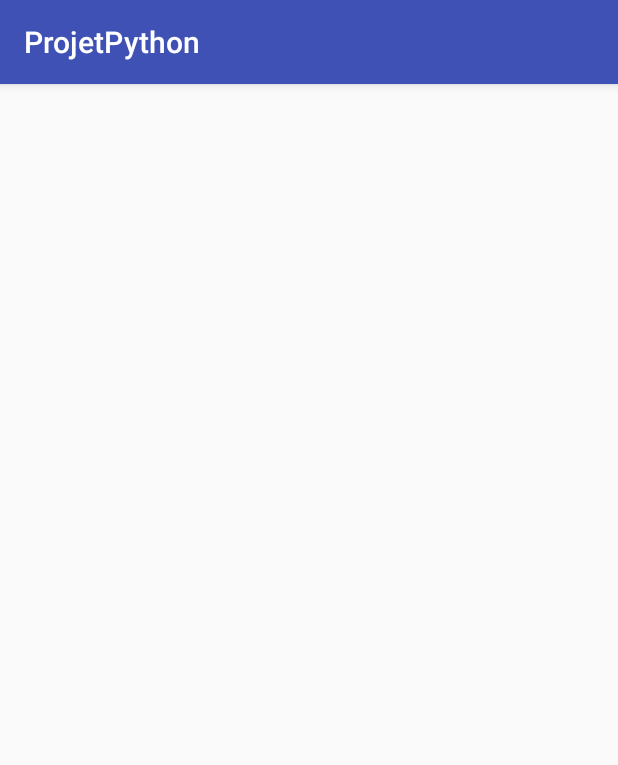
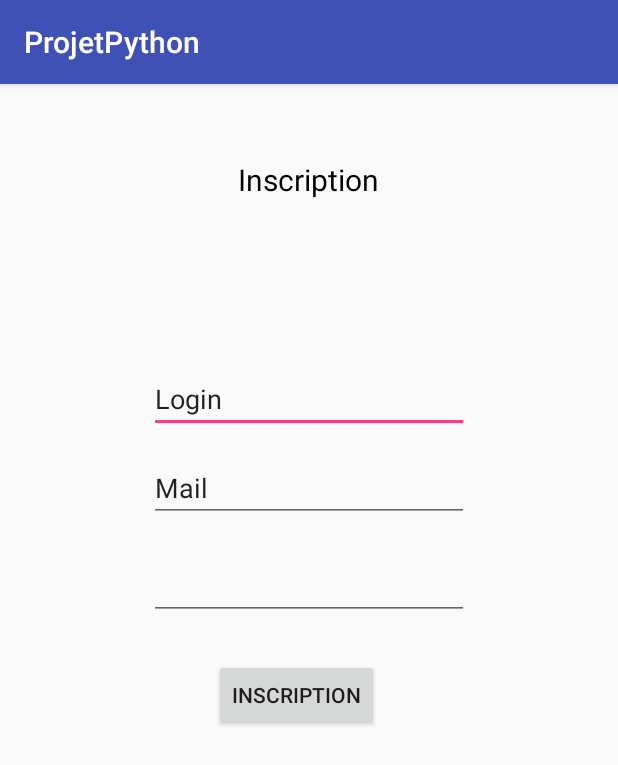
Before and after one commit to Flow94100/ProjetPython, an Android app: the InscriptionActivity screen opened directly, with no data from a screen before it, on a phone screen of 412 x 824 dp. Shown: the top 765 px of the screen. Run offline under Robolectric (Android 15) with nearby library versions, the phone set to English and light mode, and no system bars.

Commit message:
Template login et inscription

```diff
--- a/app/src/main/java/com/example/frozotte/projetpython/InscriptionActivity.java
+++ b/app/src/main/java/com/example/frozotte/projetpython/InscriptionActivity.java
@@ -2,14 +2,41 @@ package com.example.frozotte.projetpython;
 
 import android.support.v7.app.AppCompatActivity;
 import android.os.Bundle;
+import android.view.View;
 import android.widget.Button;
+import android.widget.TextView;
 
 public class InscriptionActivity extends AppCompatActivity {
+
+    TextView txtLog;
+    TextView txtMail;
+    TextView txtMdp;
+    Button btnInscri;
 
     @Override
     protected void onCreate(Bundle savedInstanceState) {
         super.onCreate(savedInstanceState);
         setContentView(R.layout.activity_inscription);
 
+        txtLog = (TextView)findViewById(R.id.txtLog);
+        txtMail = (TextView)findViewById(R.id.txtMail);
+        txtMdp = (TextView)findViewById(R.id.txtMdp);
+        btnInscri = (Button)findViewById(R.id.btnInscri);
+
+        btnInscri.setOnClickListener(new View.OnClickListener() {
+            @Override
+            public void onClick(View v) {
+                if (txtLog.getText().toString().equals("")){
+                    txtLog.setError("Champ obligatoire !");
+                }
+                if (txtMail.getText().toString().equals("")){
+                    txtMail.setError("Champ obligatoire !");
+                }
+                if (txtMdp.getText().toString().equals("")){
+                    txtMdp.setError("Champ obligatoire !");
+                }
+            }
+        });
+
     }
 }
--- a/app/src/main/res/layout/activity_inscription.xml
+++ b/app/src/main/res/layout/activity_inscription.xml
@@ -10,4 +10,55 @@
     android:paddingTop="@dimen/activity_vertical_margin"
     tools:context="com.example.frozotte.projetpython.InscriptionActivity">
 
+    <TextView
+        android:text="Inscription"
+        android:layout_width="wrap_content"
+        android:layout_height="wrap_content"
+        android:layout_alignParentTop="true"
+        android:layout_centerHorizontal="true"
+        android:layout_marginTop="34dp"
+        android:id="@+id/textView"
+        android:textColor="@android:color/background_dark"
+        android:textSize="20sp" />
+
+    <EditText
+        android:layout_width="wrap_content"
+        android:layout_height="wrap_content"
+        android:inputType="textPersonName"
+        android:text="Login"
+        android:ems="10"
+        android:id="@+id/txtLog"
+        android:layout_below="@+id/textView"
+        android:layout_centerHorizontal="true"
+        android:layout_marginTop="110dp" />
+
+    <EditText
+        android:layout_width="wrap_content"
+        android:layout_height="wrap_content"
+        android:inputType="textPersonName"
+        android:text="Mail"
+        android:ems="10"
+        android:id="@+id/txtMail"
+        android:layout_below="@+id/txtLog"
+        android:layout_alignStart="@+id/txtLog"
+        android:layout_marginTop="14dp" />
+
+    <EditText
+        android:layout_width="wrap_content"
+        android:layout_height="wrap_content"
+        android:inputType="textPassword"
+        android:ems="10"
+        android:layout_below="@+id/txtMail"
+        android:layout_alignStart="@+id/txtMail"
+        android:layout_marginTop="20dp"
+        android:id="@+id/txtMdp" />
+
+    <Button
+        android:text="Inscription"
+        android:layout_width="wrap_content"
+        android:layout_height="wrap_content"
+        android:layout_below="@+id/txtMdp"
+        android:layout_alignEnd="@+id/textView"
+        android:layout_marginTop="26dp"
+        android:id="@+id/btnInscri" />
 </RelativeLayout>
```
Also changed, not shown: app/src/main/java/com/example/frozotte/projetpython/AccueilActivity.java (+28 -0 lines), app/src/main/java/com/example/frozotte/projetpython/LoginActivity.java (+28 -1 lines), app/src/main/res/layout/activity_login.xml (+36 -29 lines).
